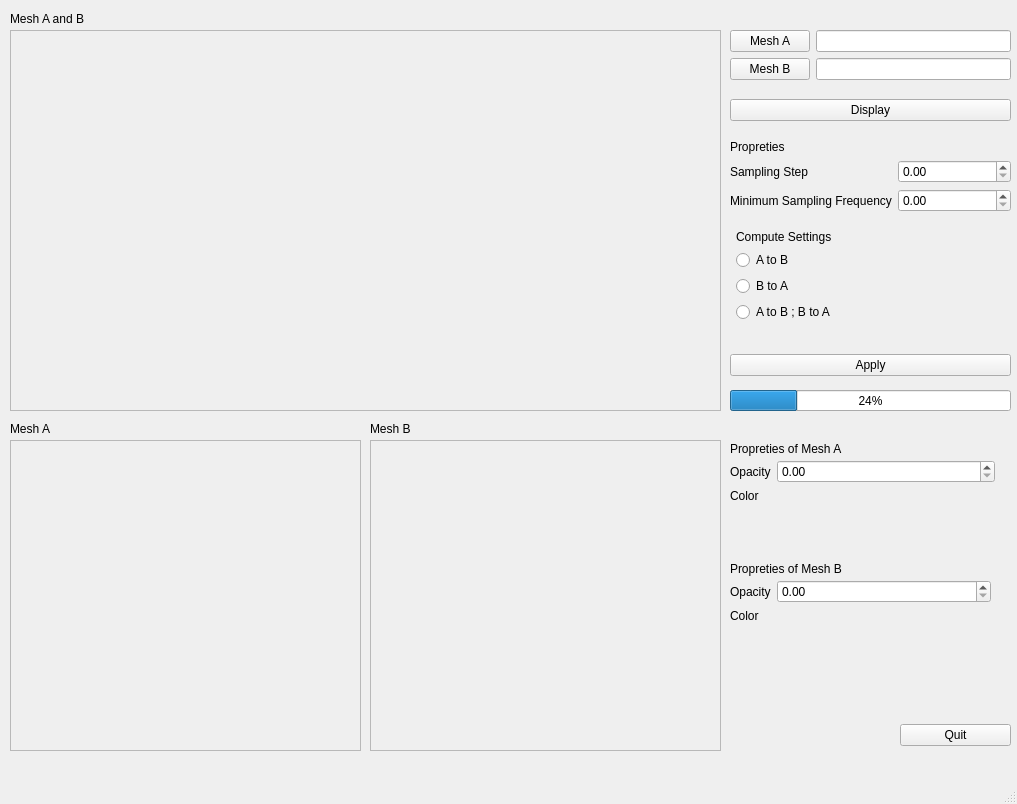
Old version of the form distanceGui.ui in the repository juliettepera/distance.
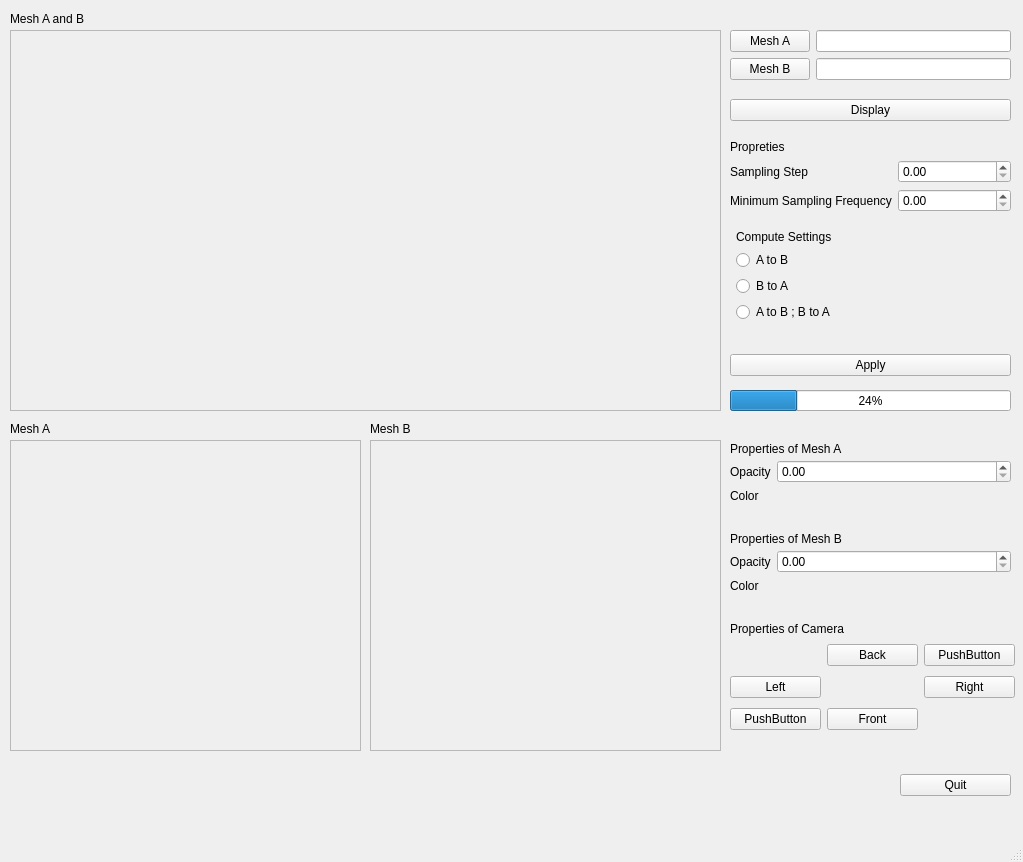
New version of the form.

The edit to the form file:
```diff
--- a/distanceGui.ui
+++ b/distanceGui.ui
@@ -6,8 +6,8 @@
    <rect>
     <x>0</x>
     <y>0</y>
-    <width>1017</width>
-    <height>804</height>
+    <width>1023</width>
+    <height>862</height>
    </rect>
   </property>
   <property name="windowTitle">
@@ -275,7 +275,7 @@
     <property name="geometry">
      <rect>
       <x>900</x>
-      <y>720</y>
+      <y>770</y>
       <width>111</width>
       <height>31</height>
      </rect>
@@ -295,8 +295,8 @@
      <rect>
       <x>730</x>
       <y>460</y>
-      <width>265</width>
-      <height>64</height>
+      <width>281</width>
+      <height>61</height>
      </rect>
     </property>
     <layout class="QFormLayout" name="formLayout_4">
@@ -352,28 +352,28 @@
      </rect>
     </property>
     <property name="text">
-     <string>Propreties of Mesh A</string>
+     <string>Properties of Mesh A</string>
     </property>
    </widget>
    <widget class="QLabel" name="labelPrporetiesMeshB">
     <property name="geometry">
      <rect>
       <x>730</x>
-      <y>560</y>
+      <y>530</y>
       <width>141</width>
       <height>17</height>
      </rect>
     </property>
     <property name="text">
-     <string>Propreties of Mesh B</string>
+     <string>Properties of Mesh B</string>
     </property>
    </widget>
    <widget class="QWidget" name="formLayoutWidget_5">
     <property name="geometry">
      <rect>
       <x>730</x>
-      <y>580</y>
-      <width>261</width>
+      <y>550</y>
+      <width>281</width>
       <height>61</height>
      </rect>
     </property>
@@ -404,6 +404,93 @@
      </item>
     </layout>
    </widget>
+   <widget class="QWidget" name="gridLayoutWidget">
+    <property name="geometry">
+     <rect>
+      <x>730</x>
+      <y>640</y>
+      <width>285</width>
+      <height>95</height>
+     </rect>
+    </property>
+    <layout class="QGridLayout" name="gridLayout_2">
+     <item row="0" column="2">
+      <widget class="QPushButton" name="buttonBack">
+       <property name="text">
+        <string>Back</string>
+       </property>
+      </widget>
+     </item>
+     <item row="1" column="1">
+      <widget class="QPushButton" name="buttonLeft">
+       <property name="text">
+        <string>Left</string>
+       </property>
+      </widget>
+     </item>
+     <item row="2" column="1">
+      <widget class="QPushButton" name="pushButton_2">
+       <property name="text">
+        <string>PushButton</string>
+       </property>
+      </widget>
+     </item>
+     <item row="0" column="3">
+      <widget class="QPushButton" name="pushButton_5">
+       <property name="text">
+        <string>PushButton</string>
+       </property>
+      </widget>
+     </item>
+     <item row="2" column="2">
+      <widget class="QPushButton" name="buttonFront">
+       <property name="text">
+        <string>Front</string>
+       </property>
+      </widget>
+     </item>
+     <item row="1" column="3">
+      <widget class="QPushButton" name="buttonRight">
+       <property name="text">
+        <string>Right</string>
+       </property>
+      </widget>
+     </item>
+    </layout>
+   </widget>
+   <widget class="QLabel" name="PropertiesCamera">
+    <property name="geometry">
+     <rect>
+      <x>730</x>
+      <y>620</y>
+      <width>151</width>
+      <height>17</height>
+     </rect>
+    </property>
+    <property name="text">
+     <string>Properties of Camera</string>
+    </property>
+   </widget>
+   <zorder>scrollAreaMeshA</zorder>
+   <zorder>scrollAreaMeshB</zorder>
+   <zorder>scrollAreaBoth</zorder>
+   <zorder>labelMeshBoth</zorder>
+   <zorder>labelMeshA</zorder>
+   <zorder>labelMeshB</zorder>
+   <zorder>formLayoutWidget</zorder>
+   <zorder>formLayoutWidget_2</zorder>
+   <zorder>formLayoutWidget_3</zorder>
+   <zorder>verticalLayoutWidget_4</zorder>
+   <zorder>verticalLayoutWidget_5</zorder>
+   <zorder>verticalLayoutWidget_6</zorder>
+   <zorder>formLayoutWidget_4</zorder>
+   <zorder>progressBar</zorder>
+   <zorder>labelPrporetiesMeshA</zorder>
+   <zorder>labelPrporetiesMeshB</zorder>
+   <zorder>formLayoutWidget_5</zorder>
+   <zorder>gridLayoutWidget</zorder>
+   <zorder>PropertiesCamera</zorder>
+   <zorder>buttonQuit</zorder>
   </widget>
   <widget class="QMenuBar" name="menubar">
    <property name="geometry">
```
Left out of the diff: 3 changed lines with no effect on the pictures.
